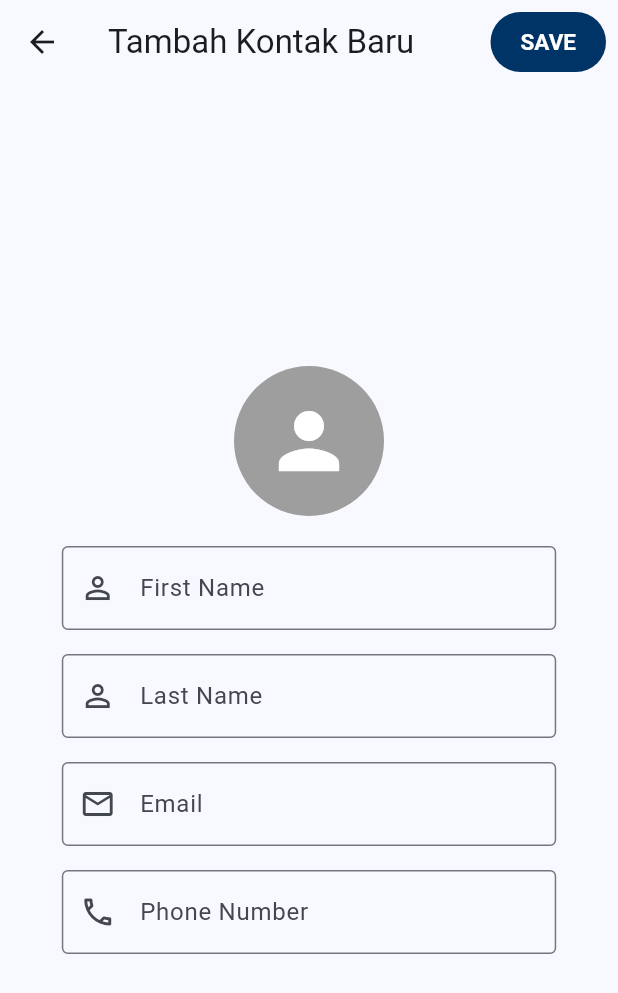
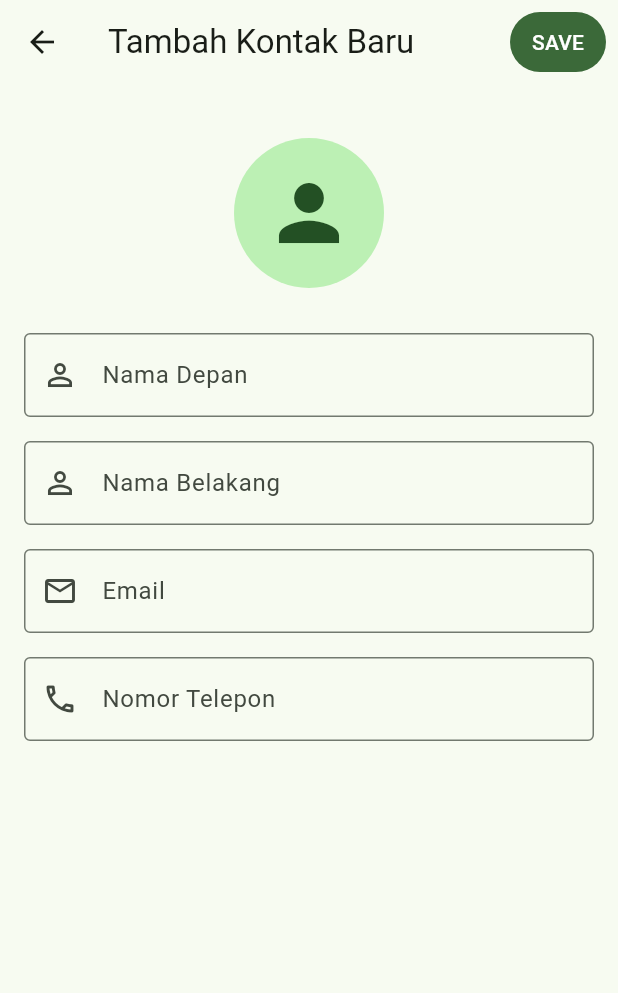
Before and after one commit to juanbenedhit/contact-firebase, a Flutter app: the screen it shows after launch, after a tap on the "add" icon, on a phone screen of 412 x 824 dp. Shown: the top 993 px of the screen. Run offline on Flutter 3.47's test engine with Material 3 defaults, Android fonts, the phone set to English and light mode, and no system bars; our stand-ins replace cloud_firestore, firebase_core; accounts and stored records are empty.

Commit message:
Feat: Implement new theme design

```diff
--- a/lib/add_contact.dart
+++ b/lib/add_contact.dart
@@ -64,7 +64,7 @@ class _AddContactPageState extends State<AddContactPage> {
         Navigator.of(context).pop(); // Tutup halaman tambah kontak
         ScaffoldMessenger.of(context).showSnackBar(
           const SnackBar(
-            content: Text('Contact Created!'),
+            content: Text('Kontak Berhasil Dibuat!'),
             backgroundColor: Colors.green,
           ),
         );
@@ -73,7 +73,7 @@ class _AddContactPageState extends State<AddContactPage> {
       if (mounted) {
         ScaffoldMessenger.of(context).showSnackBar(
           SnackBar(
-            content: Text('Failed To Create Contact. Error: $e'),
+            content: Text('Gagal membuat kontak. Error: $e'),
             backgroundColor: Colors.red,
           ),
         );
@@ -89,13 +89,6 @@ class _AddContactPageState extends State<AddContactPage> {
 
   @override
   Widget build(BuildContext context) {
-    double screenWidth = MediaQuery.of(context).size.width;
-    double horizontalPadding =
-        screenWidth * 0.1; // Misalnya, 10% dari lebar layar di setiap sisi
-
-    const Color darkBlueColor = Color(0xFF003366);
-    const double avatarSpacing = 20.0; // Definisikan jarak yang sama
-
     return Scaffold(
       appBar: AppBar(
         title: const Text('Tambah Kontak Baru'),
@@ -120,67 +113,38 @@ class _AddContactPageState extends State<AddContactPage> {
                 child: TextButton(
                   onPressed: _saveContact,
                   style: TextButton.styleFrom(
-                    foregroundColor: Colors.white,
-                    backgroundColor: darkBlueColor,
-                    padding: const EdgeInsets.symmetric(
-                      horizontal: 20.0,
-                      vertical: 10.0,
-                    ),
-                    textStyle: const TextStyle(
-                      fontWeight: FontWeight.bold,
-                      fontSize: 15,
-                    ),
-                    shape: RoundedRectangleBorder(
-                      borderRadius: BorderRadius.circular(30.0),
-                    ),
+                    foregroundColor: Theme.of(context).colorScheme.onPrimary,
+                    backgroundColor: Theme.of(context).colorScheme.primary,
+                    // ... (kode style lainnya)
                   ),
                   child: const Text('SAVE'),
                 ),
               ),
         ],
       ),
-      body: Center(
-        child: SingleChildScrollView(
-          padding: EdgeInsets.symmetric(
-            vertical: avatarSpacing,
-            horizontal: horizontalPadding,
-          ),
+      body: SingleChildScrollView(
+        padding: const EdgeInsets.all(16.0),
         child: Form(
           key: _formKey,
           child: Column(
             crossAxisAlignment: CrossAxisAlignment.stretch,
-              mainAxisAlignment: MainAxisAlignment.start,
             children: <Widget>[
-                // --- AWAL: CircleAvatar untuk representasi foto profil ---
+              const SizedBox(height: 20),
               const CircleAvatar(
-                  radius: 50, // Sesuaikan ukuran radius sesuai keinginan
-                  backgroundColor:
-                      Colors.grey, // Warna latar belakang jika tidak ada gambar
-                  // Anda bisa menampilkan ikon default jika tidak ada gambar
-                  child: Icon(
-                    Icons.person,
-                    size: 60, // Sesuaikan ukuran ikon
-                    color: Colors.white, // Warna ikon
+                radius: 50,
+                child: Icon(Icons.person, size: 60),
               ),
-                  // Jika Anda memiliki URL gambar statis, Anda bisa menggunakan:
-                  // backgroundImage: NetworkImage('URL_GAMBAR_ANDA_DISINI'),
-                  // Atau jika gambar dari assets:
-                  // backgroundImage: AssetImage('assets/nama_gambar.png'),
-                ),
-                const SizedBox(
-                  height: avatarSpacing,
-                ), // Jarak antara avatar dan form
-                // --- AKHIR: CircleAvatar ---
+              const SizedBox(height: 30),
               TextFormField(
                 controller: _firstNameController,
                 decoration: const InputDecoration(
-                    labelText: 'First Name',
+                  labelText: 'Nama Depan',
                   border: OutlineInputBorder(),
                   prefixIcon: Icon(Icons.person_outline),
                 ),
                 validator: (value) {
                   if (value == null || value.isEmpty) {
-                      return 'First Name cannot be empty';
+                    return 'Nama depan tidak boleh kosong';
                   }
                   return null;
                 },
@@ -189,7 +153,7 @@ class _AddContactPageState extends State<AddContactPage> {
               TextFormField(
                 controller: _lastNameController,
                 decoration: const InputDecoration(
-                    labelText: 'Last Name',
+                  labelText: 'Nama Belakang',
                   border: OutlineInputBorder(),
                   prefixIcon: Icon(Icons.person_outline),
                 ),
@@ -205,12 +169,12 @@ class _AddContactPageState extends State<AddContactPage> {
                 keyboardType: TextInputType.emailAddress,
                 validator: (value) {
                   if (value == null || value.isEmpty) {
-                      return 'Email cannot be empty';
+                    return 'Email tidak boleh kosong';
                   }
                   if (!RegExp(
                     r"^[a-zA-Z0-9.a-zA-Z0-9.!#$%&'*+-/=?^_`{|}~]+@[a-zA-Z0-9]+\.[a-zA-Z]+",
                   ).hasMatch(value)) {
-                      return 'Email not valid';
+                    return 'Format email tidak valid';
                   }
                   return null;
                 },
@@ -219,7 +183,7 @@ class _AddContactPageState extends State<AddContactPage> {
               TextFormField(
                 controller: _phoneController,
                 decoration: const InputDecoration(
-                    labelText: 'Phone Number',
+                  labelText: 'Nomor Telepon',
                   border: OutlineInputBorder(),
                   prefixIcon: Icon(Icons.phone_outlined),
                 ),
@@ -229,7 +193,6 @@ class _AddContactPageState extends State<AddContactPage> {
           ),
         ),
       ),
-      ),
     );
   }
 }
--- a/lib/home.dart
+++ b/lib/home.dart
@@ -66,6 +66,10 @@ class _HomePageState extends State<HomePage> {
         }
 
         if (tempUsers.isNotEmpty) {
+          tempUsers.sort(
+            (a, b) =>
+                a.firstName.toLowerCase().compareTo(b.firstName.toLowerCase()),
+          );
           setState(() {
             _users = tempUsers;
             _filteredUsers = _users;
@@ -155,9 +159,8 @@ class _HomePageState extends State<HomePage> {
                   borderSide: BorderSide.none,
                 ),
                 filled: true,
-                fillColor: Theme.of(
-                  context,
-                ).colorScheme.surfaceContainerHighest.withAlpha(128),
+                fillColor:
+                    Theme.of(context).colorScheme.surfaceContainerHighest,
                 contentPadding: const EdgeInsets.symmetric(
                   vertical: 0,
                   horizontal: 20,
@@ -235,16 +238,18 @@ class _HomeBottomAppBar extends StatelessWidget {
 
   @override
   Widget build(BuildContext context) {
-    final Color inactiveIconColor = Theme.of(
-      context,
-    ).colorScheme.onSurface.withOpacity(0.6);
+    final colorScheme = Theme.of(context).colorScheme;
+    final bool isLightMode = Theme.of(context).brightness == Brightness.light;
+    Color bottomAppBarColor = colorScheme.surface;
+    Color transparentBottomAppBarColor = bottomAppBarColor.withOpacity(0.9);
 
     return BottomAppBar(
       shape: shape,
-      color: Theme.of(context).colorScheme.surface,
-      elevation: 2,
+      color: transparentBottomAppBarColor,
+      elevation: 0,
+      height: 64,
       child: IconTheme(
-        data: IconThemeData(color: Theme.of(context).colorScheme.primary),
+        data: IconThemeData(color: colorScheme.onSurfaceVariant),
         child: Row(
           mainAxisAlignment: MainAxisAlignment.spaceAround,
           children: <Widget>[
@@ -270,17 +275,6 @@ class _HomeBottomAppBar extends StatelessWidget {
                 },
               ),
             ),
-            IconButton(
-              tooltip: 'Favorite',
-              icon: Icon(Icons.favorite, color: inactiveIconColor),
-              onPressed: () {
-                ScaffoldMessenger.of(context).showSnackBar(
-                  const SnackBar(
-                    content: Text('Fitur Favorit belum diimplementasikan'),
-                  ),
-                );
-              },
-            ),
           ],
         ),
       ),
--- a/lib/main.dart
+++ b/lib/main.dart
@@ -21,8 +21,11 @@ class MyApp extends StatelessWidget {
   Widget build(BuildContext context) {
     return MaterialApp(
       title: 'Aplikasi Kontak',
-      theme: ThemeData(useMaterial3: true, colorSchemeSeed: Colors.blue),
-      // memnggunakna material3 dan skema warna biru
+      theme: ThemeData(
+        useMaterial3: true,
+        colorScheme: ColorScheme.fromSeed(seedColor: Colors.green),
+      ),
+      // memnggunakna material3 dan skema warna hijau
       home: const HomePage(),
       // menampilkan halaman utama
     );
```
Also changed, not shown: lib/edit_contact.dart (+21 -50 lines). Lines whose indentation alone changed are shown as unchanged.
